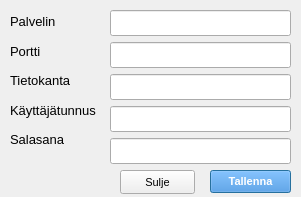
Qt form settingsDialog.ui (HennaSalla/Autolainaus) before a commit.
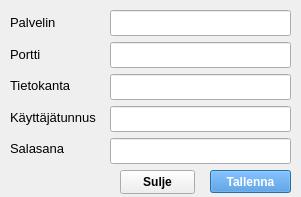
The same form after that commit. Icons and pictures are not drawn.

```diff
--- a/settingsDialog.ui
+++ b/settingsDialog.ui
@@ -27,7 +27,7 @@
    </property>
    <property name="font">
     <font>
-     <pointsize>8</pointsize>
+     <pointsize>9</pointsize>
      <bold>true</bold>
     </font>
    </property>
@@ -126,7 +126,7 @@
      <x>10</x>
      <y>10</y>
      <width>86</width>
-     <height>141</height>
+     <height>151</height>
     </rect>
    </property>
    <layout class="QVBoxLayout" name="verticalLayout_2">
@@ -203,8 +203,8 @@
    </property>
    <property name="font">
     <font>
-     <pointsize>8</pointsize>
-     <bold>false</bold>
+     <pointsize>9</pointsize>
+     <bold>true</bold>
     </font>
    </property>
    <property name="text">
```
Left out of the diff: 5 changed lines with no effect on the pictures.
